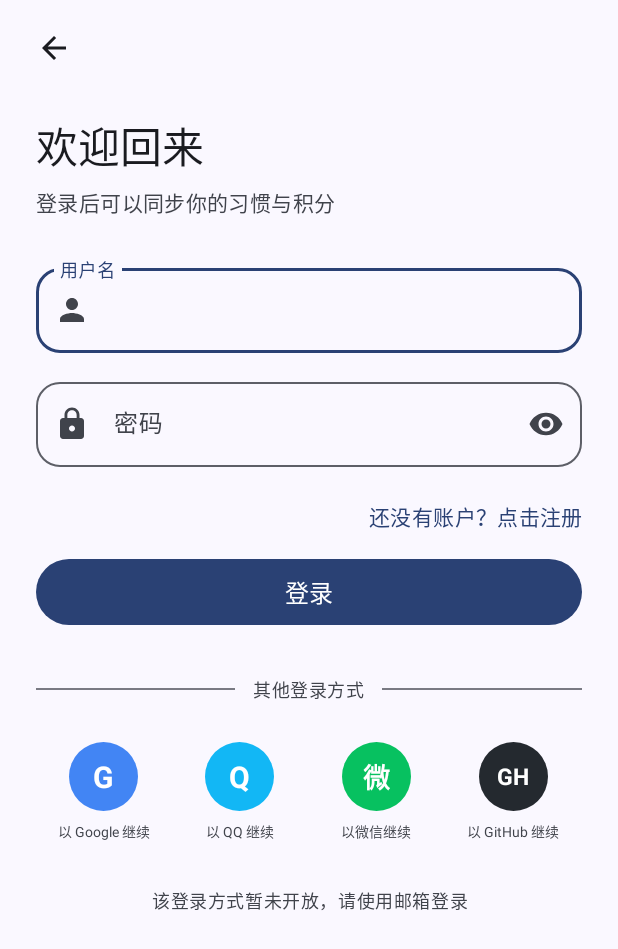
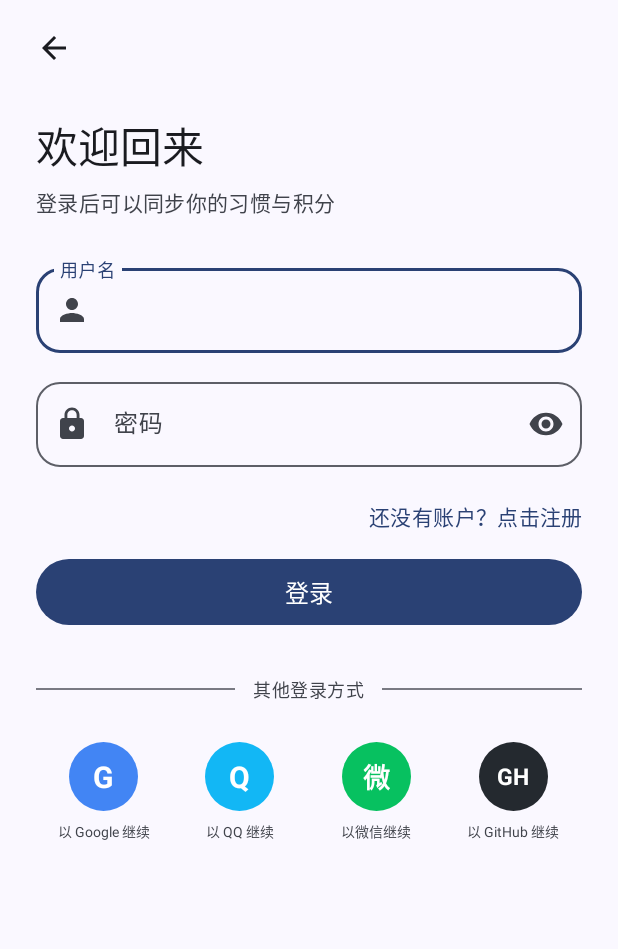
Before and after one commit to wjx119k/habit, an Android app: the LoginActivity screen opened directly, with no data from a screen before it, on a phone screen of 412 x 824 dp. Shown: the top 949 px of the screen. Run offline under Robolectric (Android 15) with nearby library versions, the phone set to English and light mode, and no system bars.

Commit message:
fix: 删除登录/注册页残留的'未接入服务器'文案与社交按钮弹窗

```diff
--- a/app/src/main/java/com/example/habit/LoginActivity.kt
+++ b/app/src/main/java/com/example/habit/LoginActivity.kt
@@ -100,18 +100,7 @@ class LoginActivity : AppCompatActivity() {
             overridePendingTransition(R.anim.slide_in_up, android.R.anim.fade_out)
         }
 
-        // 四个社交登录入口
-        val providers = listOf(R.id.btnGoogle, R.id.btnQQ, R.id.btnWechat, R.id.btnGithub)
-        providers.forEach { id ->
-            findViewById<View>(id).setOnClickListener { showNoServer() }
-        }
+        // 四个社交登录入口：暂未开放，点击无反应
     }
 
-    /** 统一的"还没有服务器"提示 */
-    private fun showNoServer() {
-        MaterialAlertDialogBuilder(this)
-            .setMessage(R.string.login_no_server)
-            .setPositiveButton(android.R.string.ok, null)
-            .show()
-    }
 }
--- a/app/src/main/res/layout/activity_login.xml
+++ b/app/src/main/res/layout/activity_login.xml
@@ -320,14 +320,7 @@
 
         </LinearLayout>
 
-        <TextView
-            android:layout_width="match_parent"
-            android:layout_height="wrap_content"
-            android:layout_marginTop="24dp"
-            android:gravity="center"
-            android:text="@string/login_no_server"
-            android:textAppearance="?attr/textAppearanceBodySmall"
-            android:textColor="?attr/colorOnSurfaceVariant" />
+
 
     </LinearLayout>
 
--- a/app/src/main/res/values/strings.xml
+++ b/app/src/main/res/values/strings.xml
@@ -89,7 +89,6 @@
     <string name="login_password">密码</string>
     <string name="login_action">登录</string>
     <string name="login_go_register">还没有账户？点击注册</string>
-    <string name="login_no_server">该登录方式暂未开放，请使用邮箱登录</string>
     <string name="login_other_ways">其他登录方式</string>
     <string name="login_with_google">以 Google 继续</string>
     <string name="login_with_qq">以 QQ 继续</string>
```
Also changed, not shown: app/src/main/res/layout/activity_register.xml (+1 -8 lines), 4 other files.
